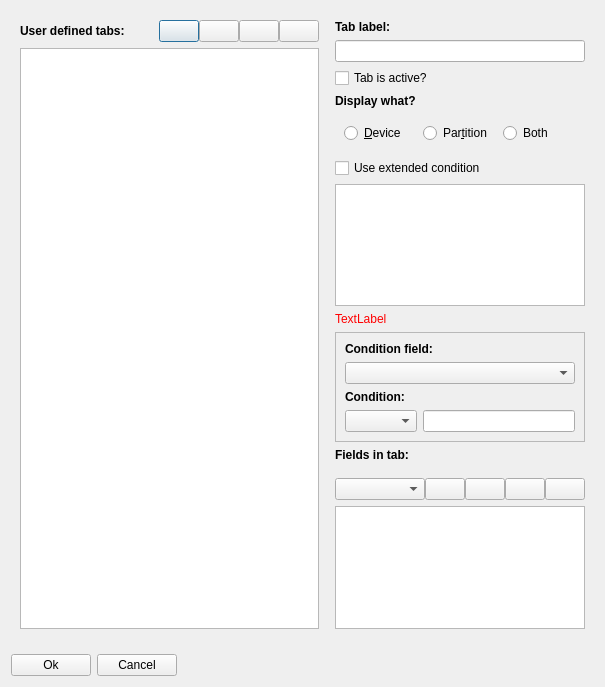
The window that ui/tabconfig.ui (iddekingej/blgui) describes before a commit, drawn with Qt 5.
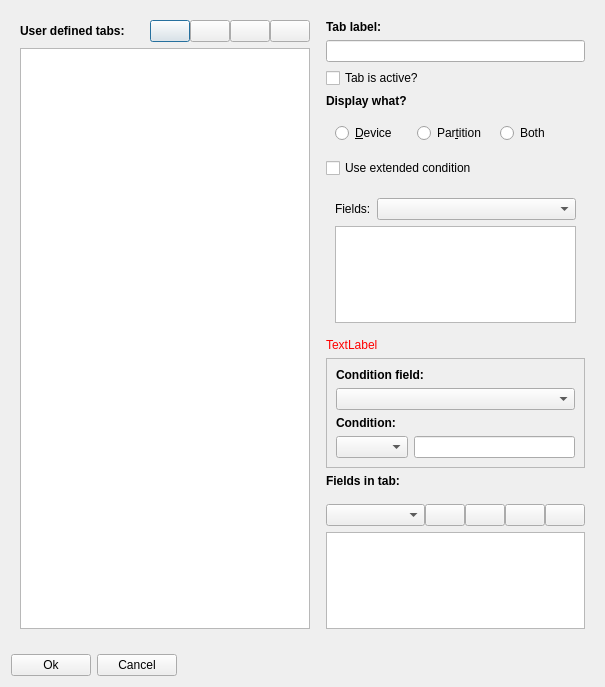
The same window after the commit. Icons and pictures are not drawn.

Commit message: * Field selector for extended condition

Diff of the .ui file:
```diff
--- a/ui/tabconfig.ui
+++ b/ui/tabconfig.ui
@@ -252,7 +252,36 @@
          </widget>
         </item>
         <item>
-         <widget class="QTextEdit" name="extendedCondition"/>
+         <widget class="QWidget" name="extendedContainer" native="true">
+          <layout class="QVBoxLayout" name="verticalLayout_5">
+           <item>
+            <layout class="QHBoxLayout" name="horizontalLayout_9">
+             <property name="topMargin">
+              <number>5</number>
+             </property>
+             <item>
+              <widget class="QLabel" name="label_6">
+               <property name="sizePolicy">
+                <sizepolicy hsizetype="Maximum" vsizetype="Preferred">
+                 <horstretch>0</horstretch>
+                 <verstretch>0</verstretch>
+                </sizepolicy>
+               </property>
+               <property name="text">
+                <string>Fields:</string>
+               </property>
+              </widget>
+             </item>
+             <item>
+              <widget class="QComboBox" name="extendedFields"/>
+             </item>
+            </layout>
+           </item>
+           <item>
+            <widget class="QTextEdit" name="extendedCondition"/>
+           </item>
+          </layout>
+         </widget>
         </item>
         <item>
          <widget class="QLabel" name="errLabel">
```
The commit also changes 3 other files.
